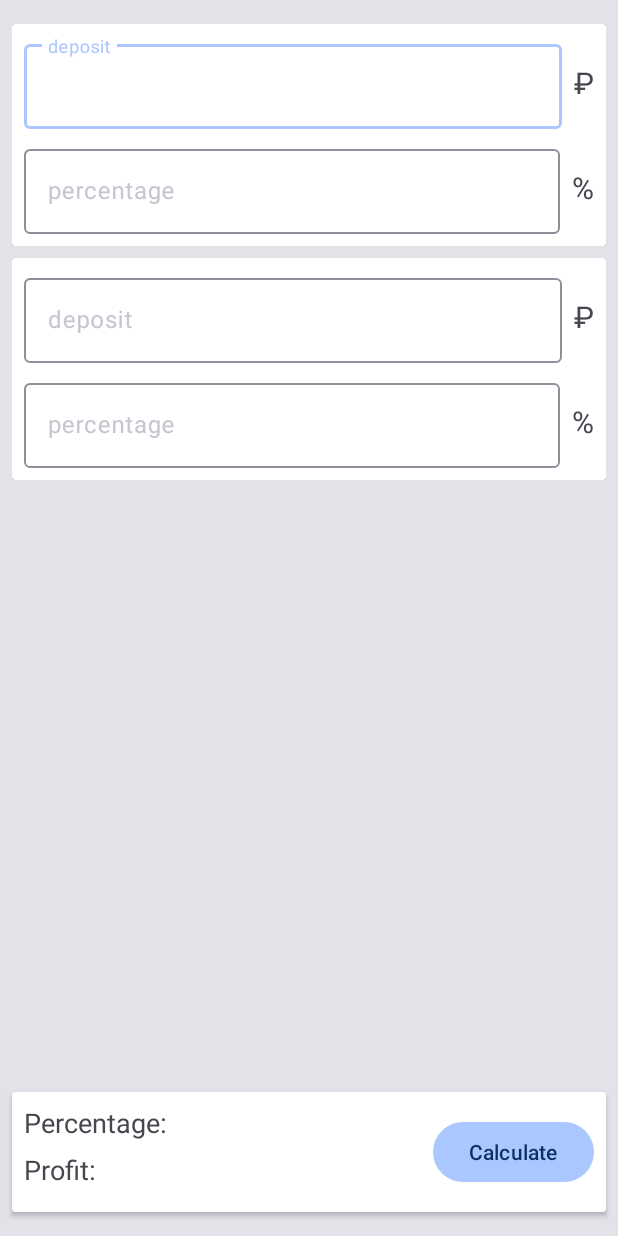
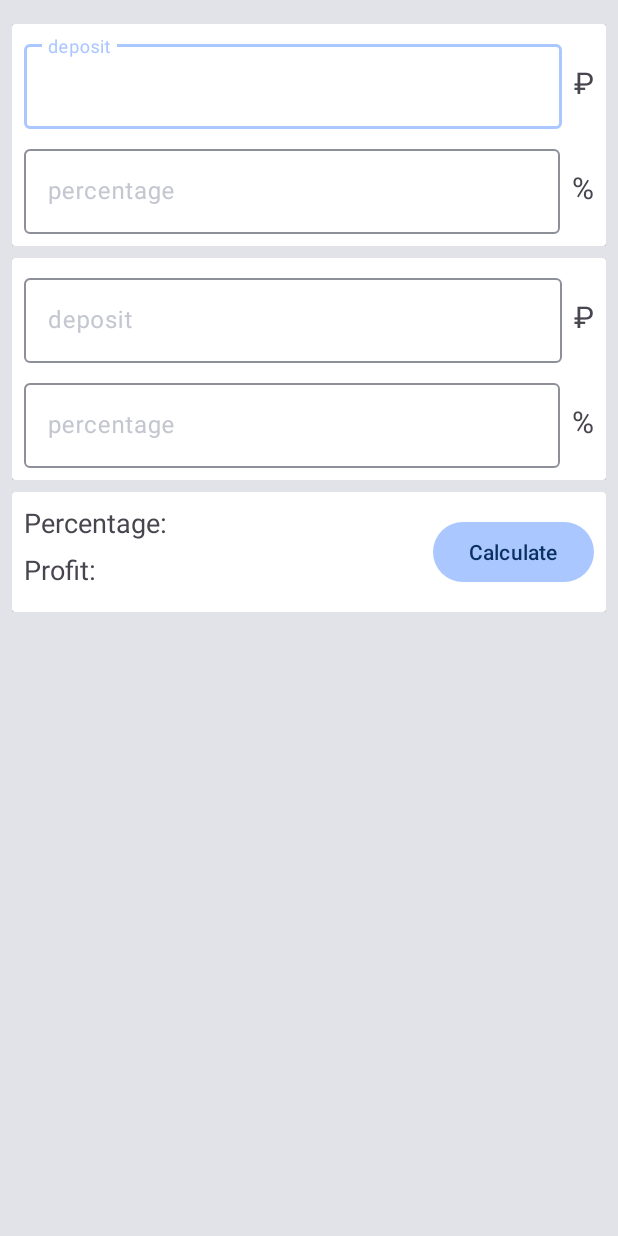
Before and after one commit to Maximon0101/Percentages, an Android app: the screen it shows after launch (MainActivity), on a phone screen of 412 x 824 dp. Run offline under Robolectric (Android 15) with nearby library versions, the phone set to English and light mode, and no system bars.

Commit message:
calculation algorithm changed and calculation result now under the bank cards

```diff
--- a/app/src/main/java/pro/maximon/percentages/MainActivity.kt
+++ b/app/src/main/java/pro/maximon/percentages/MainActivity.kt
@@ -46,7 +46,7 @@ class MainActivity : AppCompatActivity() {
             val profit_1 : Double = BankCalculator(deposit_1, percentage_1).calculateAnnualProfit();
             val profit_2 : Double = BankCalculator(deposit_2, percentage_2).calculateAnnualProfit();
             val profit = profit_1 + profit_2;
-            val percentage = (profit / (deposit_1 + deposit_2)) - 1;
+            val percentage = (profit / (deposit_1 + deposit_2));
 
             val profit_out_text = profit.formatTOSiString(this) +" ₽";
             val percentage_out_text = DecimalFormat("#.##").format(percentage * 100) + "%";
--- a/app/src/main/res/layout/activity_main.xml
+++ b/app/src/main/res/layout/activity_main.xml
@@ -4,18 +4,6 @@
     xmlns:tools="http://schemas.android.com/tools"
     android:layout_width="match_parent"
     android:layout_height="match_parent">
-
-    <include
-        android:id="@+id/include3"
-        layout="@layout/fragment_calculations_result"
-        android:layout_width="0dp"
-        android:layout_height="wrap_content"
-        android:layout_marginStart="8dp"
-        android:layout_marginEnd="8dp"
-        android:layout_marginBottom="16dp"
-        app:layout_constraintBottom_toBottomOf="parent"
-        app:layout_constraintEnd_toEndOf="parent"
-        app:layout_constraintStart_toStartOf="parent" />
 
     <LinearLayout
         android:id="@+id/main_layout"
@@ -24,9 +12,7 @@
         android:layout_marginStart="8dp"
         android:layout_marginTop="16dp"
         android:layout_marginEnd="8dp"
-        android:layout_marginBottom="16dp"
         android:orientation="vertical"
-        app:layout_constraintBottom_toTopOf="@+id/include3"
         app:layout_constraintEnd_toEndOf="parent"
         app:layout_constraintStart_toStartOf="parent"
         app:layout_constraintTop_toTopOf="parent"
@@ -42,6 +28,12 @@
         <include
             layout="@layout/fragment_bank_card"
             android:layout_width="match_parent"
+            android:layout_height="wrap_content"
+            android:layout_marginBottom="8dp" />
+
+        <include
+            layout="@layout/fragment_calculations_result2"
+            android:layout_width="match_parent"
             android:layout_height="wrap_content" />
     </LinearLayout>
 
--- /dev/null
+++ b/app/src/main/res/layout/fragment_calculations_result2.xml
@@ -0,0 +1,78 @@
+<?xml version="1.0" encoding="utf-8"?>
+<FrameLayout xmlns:android="http://schemas.android.com/apk/res/android"
+    xmlns:app="http://schemas.android.com/apk/res-auto"
+    xmlns:tools="http://schemas.android.com/tools"
+    android:id="@+id/calculation_result2"
+    android:layout_width="match_parent"
+    android:layout_height="match_parent">
+
+    <androidx.cardview.widget.CardView
+        android:layout_width="match_parent"
+        android:layout_height="wrap_content">
+
+        <androidx.constraintlayout.widget.ConstraintLayout
+            android:layout_width="match_parent"
+            android:layout_height="match_parent">
+
+            <Button
+                android:id="@+id/calculate_button"
+                android:layout_width="wrap_content"
+                android:layout_height="wrap_content"
+                android:layout_marginEnd="8dp"
+                android:text="@string/calculate"
+                app:layout_constraintBottom_toBottomOf="parent"
+                app:layout_constraintEnd_toEndOf="parent"
+                app:layout_constraintTop_toTopOf="parent" />
+
+            <TextView
+                android:id="@+id/profit_lable_text"
+                android:layout_width="0dp"
+                android:layout_height="wrap_content"
+                android:layout_marginStart="8dp"
+                android:layout_marginBottom="16dp"
+                android:text="@string/profit"
+                android:textSize="18dp"
+                app:layout_constraintBottom_toBottomOf="parent"
+                app:layout_constraintStart_toStartOf="parent" />
+
+            <TextView
+                android:id="@+id/profit_value_text"
+                android:layout_width="0dp"
+                android:layout_height="wrap_content"
+                android:layout_marginEnd="16dp"
+                android:text="@string/profit_defauld_value"
+                android:textSize="16sp"
+                app:layout_constraintBottom_toBottomOf="@+id/profit_lable_text"
+                app:layout_constraintEnd_toStartOf="@+id/calculate_button"
+                app:layout_constraintTop_toTopOf="@+id/profit_lable_text" />
+
+            <TextView
+                android:id="@+id/percentage_lable_text"
+                android:layout_width="0dp"
+                android:layout_height="wrap_content"
+                android:layout_marginStart="8dp"
+                android:layout_marginTop="8dp"
+                android:layout_marginBottom="8dp"
+                android:text="@string/percentage"
+                android:textSize="18dp"
+                app:layout_constraintBottom_toTopOf="@+id/profit_value_text"
+                app:layout_constraintStart_toStartOf="parent"
+                app:layout_constraintTop_toTopOf="parent" />
+
+            <TextView
+                android:id="@+id/percentage_value_text"
+                android:layout_width="0dp"
+                android:layout_height="wrap_content"
+                android:layout_marginEnd="16dp"
+                android:text="@string/percentage_default_value"
+                android:textSize="18sp"
+                app:layout_constraintBottom_toBottomOf="@+id/percentage_lable_text"
+                app:layout_constraintEnd_toStartOf="@+id/calculate_button"
+                app:layout_constraintTop_toTopOf="@+id/percentage_lable_text" />
+
+        </androidx.constraintlayout.widget.ConstraintLayout>
+
+
+    </androidx.cardview.widget.CardView>
+
+</FrameLayout>
```
